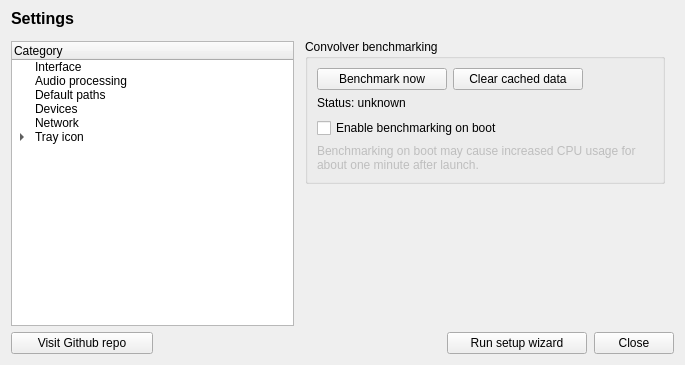
Above: src/interface/fragment/SettingsFragment.ui from Audio4Linux/JDSP4Linux before the change. Below: the same form after it.
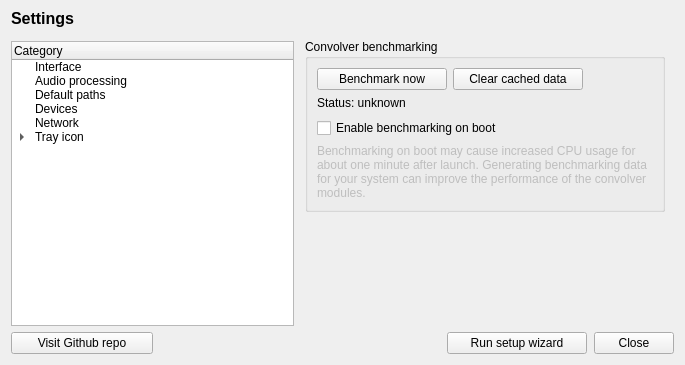
That is the form after the change. Custom widgets are drawn as their Qt base class.

Commit message: refactor: add explanation for benchmarkingi

What changed in the file:
```diff
--- a/src/interface/fragment/SettingsFragment.ui
+++ b/src/interface/fragment/SettingsFragment.ui
@@ -381,7 +381,7 @@
                <bool>false</bool>
               </property>
               <property name="text">
-               <string>Benchmarking on boot may cause increased CPU usage for about one minute after launch.</string>
+               <string>Benchmarking on boot may cause increased CPU usage for about one minute after launch. Generating benchmarking data for your system can improve the performance of the convolver modules.</string>
               </property>
               <property name="wordWrap">
                <bool>true</bool>
```
